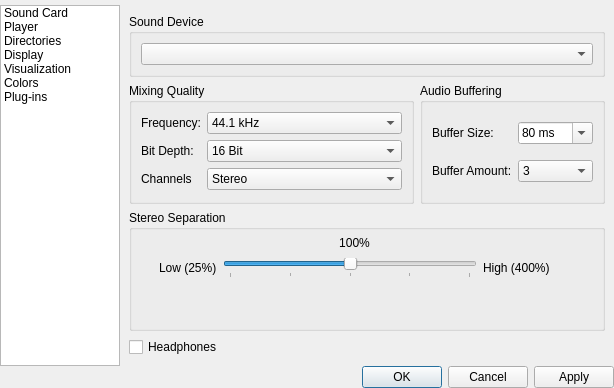
Above: ui/SetupWindow.ui from ModPlugPlayer/ModPlugPlayer before the change. Below: the same form after it.
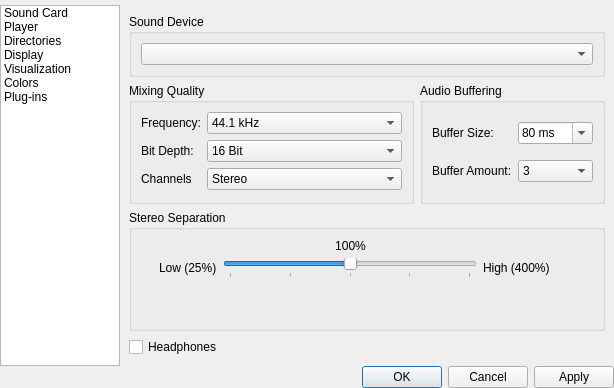
That is the form after the change.

What changed in the file:
```diff
--- a/ui/SetupWindow.ui
+++ b/ui/SetupWindow.ui
@@ -419,8 +419,8 @@
              <widget class="QLabel" name="labelStereoSeparation">
               <property name="geometry">
                <rect>
-                <x>205</x>
-                <y>25</y>
+                <x>201</x>
+                <y>28</y>
                 <width>41</width>
                 <height>16</height>
                </rect>
```
